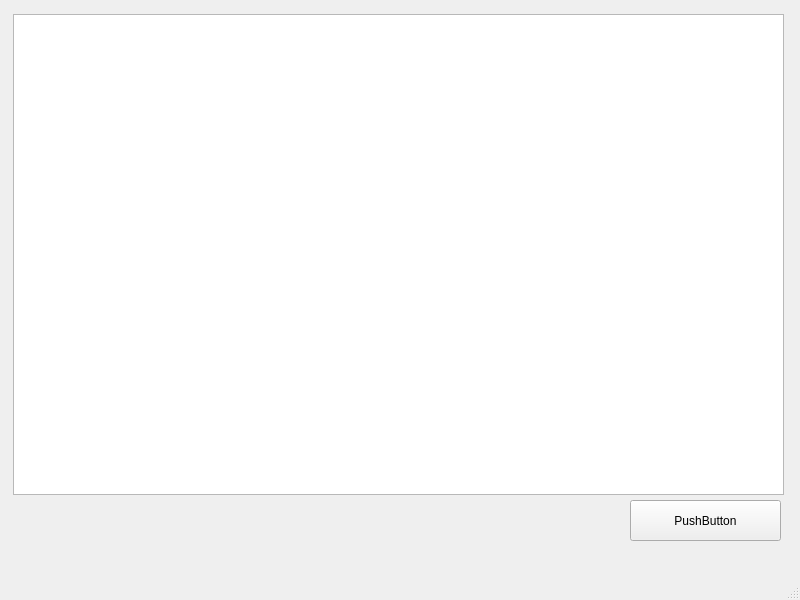
First picture: the form in second.ui, repository StasFoster/QtStudy, before the edit.
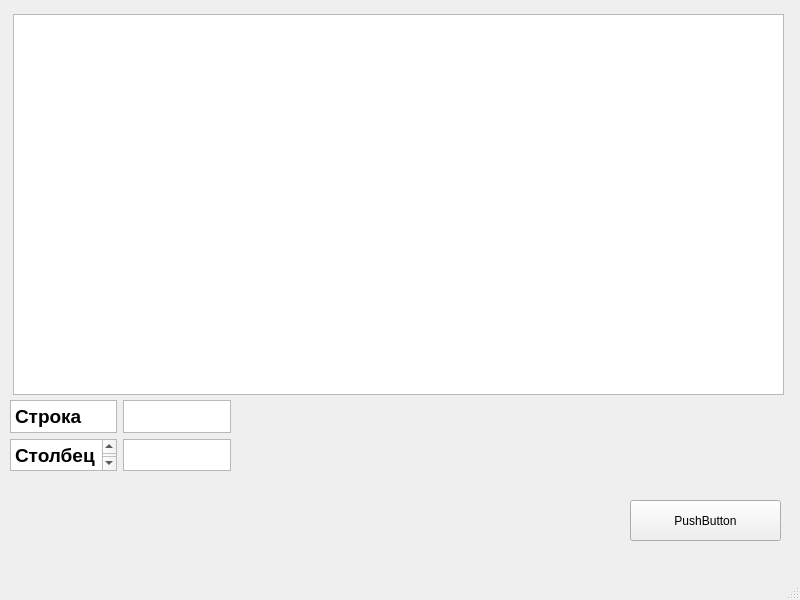
Second picture: the form after the edit.

The edit to the form file:
```diff
--- a/second.ui
+++ b/second.ui
@@ -20,7 +20,7 @@
       <x>13</x>
       <y>14</y>
       <width>771</width>
-      <height>481</height>
+      <height>381</height>
      </rect>
     </property>
    </widget>
@@ -37,6 +37,52 @@
      <string>PushButton</string>
     </property>
    </widget>
+   <widget class="QWidget" name="gridLayoutWidget">
+    <property name="geometry">
+     <rect>
+      <x>10</x>
+      <y>400</y>
+      <width>221</width>
+      <height>71</height>
+     </rect>
+    </property>
+    <layout class="QGridLayout" name="gridLayout">
+     <item row="2" column="0">
+      <widget class="QTextBrowser" name="textBrowser_2">
+       <property name="html">
+        <string>&lt;!DOCTYPE HTML PUBLIC &quot;-//W3C//DTD HTML 4.0//EN&quot; &quot;http://www.w3.org/TR/REC-html40/strict.dtd&quot;&gt;
+&lt;html&gt;&lt;head&gt;&lt;meta name=&quot;qrichtext&quot; content=&quot;1&quot; /&gt;&lt;meta charset=&quot;utf-8&quot; /&gt;&lt;style type=&quot;text/css&quot;&gt;
+p, li { white-space: pre-wrap; }
+hr { height: 1px; border-width: 0; }
+li.unchecked::marker { content: &quot;\2610&quot;; }
+li.checked::marker { content: &quot;\2612&quot;; }
+&lt;/style&gt;&lt;/head&gt;&lt;body style=&quot; font-family:'Segoe UI'; font-size:9pt; font-weight:400; font-style:normal;&quot;&gt;
+&lt;p style=&quot; margin-top:0px; margin-bottom:0px; margin-left:0px; margin-right:0px; -qt-block-indent:0; text-indent:0px;&quot;&gt;&lt;span style=&quot; font-size:14pt; font-weight:700;&quot;&gt;Строка&lt;/span&gt;&lt;/p&gt;&lt;/body&gt;&lt;/html&gt;</string>
+       </property>
+      </widget>
+     </item>
+     <item row="2" column="1">
+      <widget class="QTextEdit" name="textEdit_3"/>
+     </item>
+     <item row="3" column="0">
+      <widget class="QTextBrowser" name="textBrowser">
+       <property name="html">
+        <string>&lt;!DOCTYPE HTML PUBLIC &quot;-//W3C//DTD HTML 4.0//EN&quot; &quot;http://www.w3.org/TR/REC-html40/strict.dtd&quot;&gt;
+&lt;html&gt;&lt;head&gt;&lt;meta name=&quot;qrichtext&quot; content=&quot;1&quot; /&gt;&lt;meta charset=&quot;utf-8&quot; /&gt;&lt;style type=&quot;text/css&quot;&gt;
+p, li { white-space: pre-wrap; }
+hr { height: 1px; border-width: 0; }
+li.unchecked::marker { content: &quot;\2610&quot;; }
+li.checked::marker { content: &quot;\2612&quot;; }
+&lt;/style&gt;&lt;/head&gt;&lt;body style=&quot; font-family:'Segoe UI'; font-size:9pt; font-weight:400; font-style:normal;&quot;&gt;
+&lt;p style=&quot; margin-top:0px; margin-bottom:0px; margin-left:0px; margin-right:0px; -qt-block-indent:0; text-indent:0px;&quot;&gt;&lt;span style=&quot; font-size:14pt; font-weight:700;&quot;&gt;Столбец&lt;/span&gt;&lt;/p&gt;&lt;/body&gt;&lt;/html&gt;</string>
+       </property>
+      </widget>
+     </item>
+     <item row="3" column="1">
+      <widget class="QTextEdit" name="textEdit_2"/>
+     </item>
+    </layout>
+   </widget>
   </widget>
   <widget class="QMenuBar" name="menubar">
    <property name="geometry">
```
Left out of the diff: 2 changed lines with no effect on the pictures.
